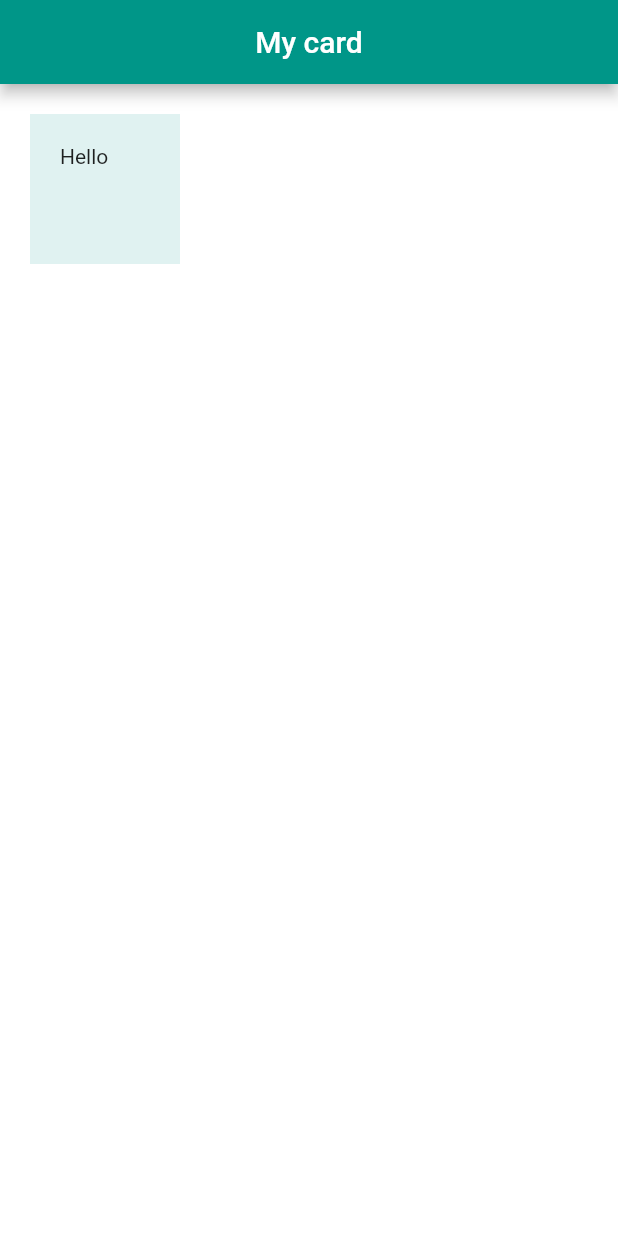
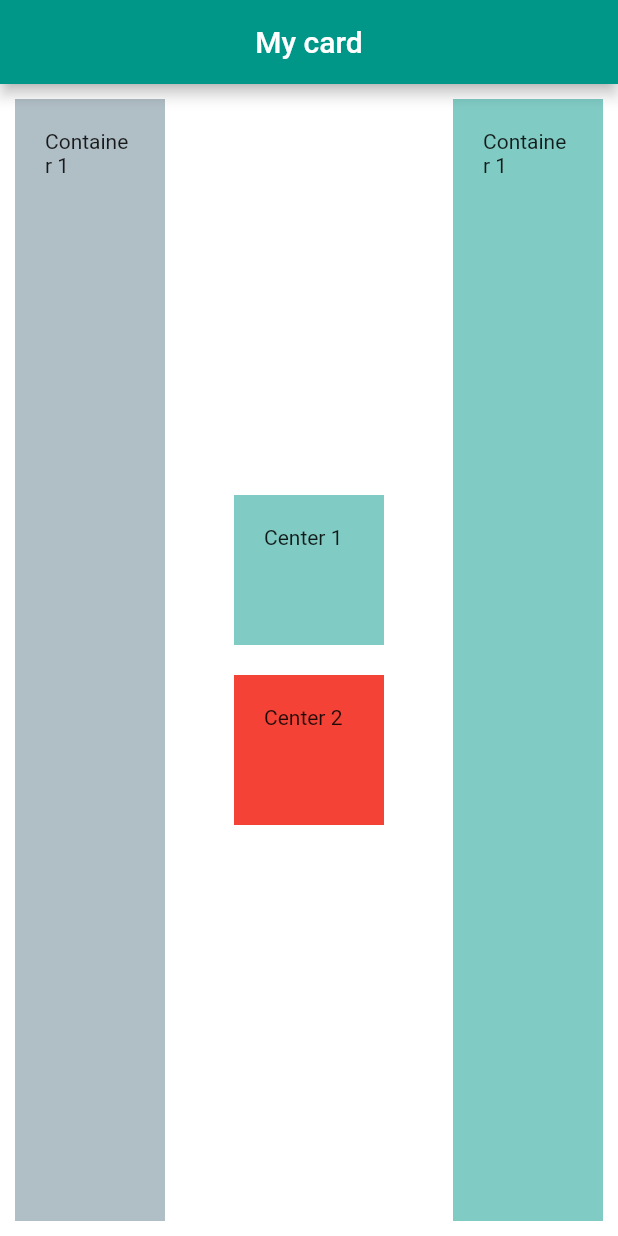
Before and after one commit to cmwema/micard, a Flutter app: the screen it shows after launch, on a phone screen of 412 x 824 dp. Run offline on Flutter 3.47's test engine with Material 2 defaults, Android fonts, the phone set to English and light mode, and no system bars.

Commit message:
Challenge complete

```diff
--- a/lib/main.dart
+++ b/lib/main.dart
@@ -20,13 +20,48 @@ class MyApp extends StatelessWidget {
           ),
         ),
         body: SafeArea(
-          child: Container(
-            color: Colors.teal[50],
-            height: 100.0,
-            width: 100.0,
-            margin: const EdgeInsets.all(20.0),
-            padding: const EdgeInsets.all(20.0),
-            child: const Text("Hello"),
+          child: Row(
+            crossAxisAlignment: CrossAxisAlignment.stretch,
+            mainAxisAlignment: MainAxisAlignment.spaceBetween,
+            children: <Widget>[
+              Container(
+                padding: const EdgeInsets.all(20.0),
+                margin: const EdgeInsets.all(10.0),
+                color: Colors.blueGrey[200],
+                width: 100.0,
+                child: const Text("Container 1"),
+              ),
+              Center(
+                child: Column(
+                  mainAxisAlignment: MainAxisAlignment.center,
+                  children: <Widget>[
+                    Container(
+                      height: 100.0,
+                      width: 100.0,
+                      color: Colors.teal[200],
+                      margin: const EdgeInsets.all(10.0),
+                      padding: const EdgeInsets.all(20.0),
+                      child: const Text("Center 1"),
+                    ),
+                    Container(
+                      height: 100.0,
+                      width: 100.0,
+                      color: Colors.red[500],
+                      margin: EdgeInsets.all(10.0),
+                      padding: EdgeInsets.all(20.0),
+                      child: const Text("Center 2"),
+                    ),
+                  ],
+                ),
+              ),
+              Container(
+                padding: const EdgeInsets.all(20.0),
+                margin: const EdgeInsets.all(10.0),
+                color: Colors.teal[200],
+                width: 100.0,
+                child: const Text("Container 1"),
+              ),
+            ],
           ),
         ),
         backgroundColor: Colors.white,
```
